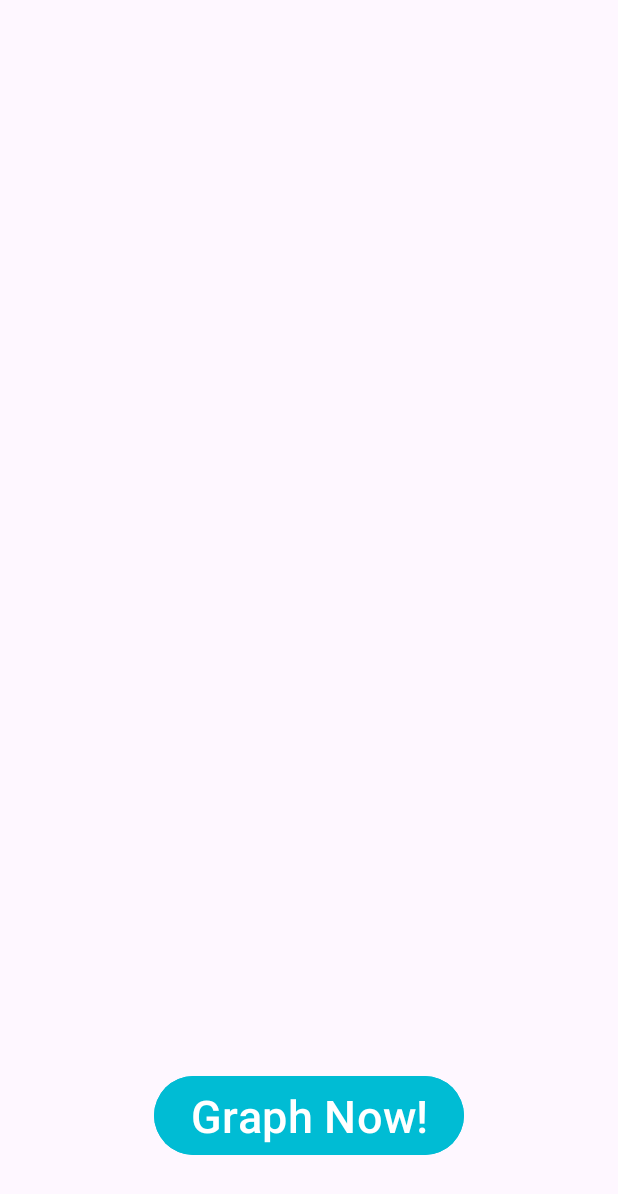
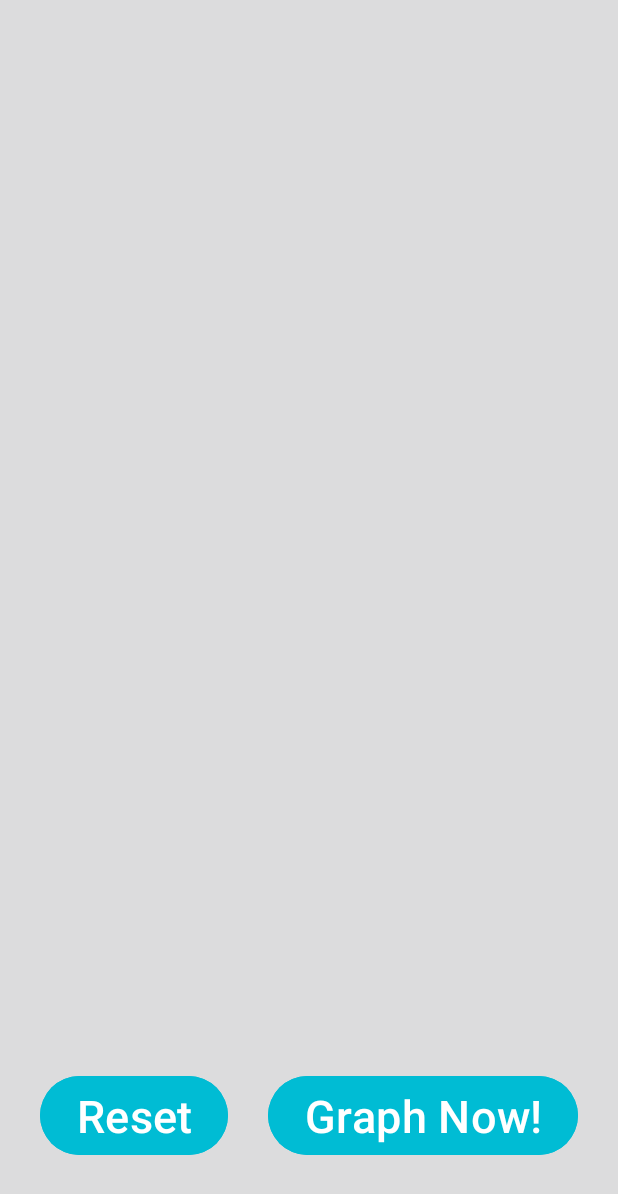
Before and after one commit to VincentNgo12/Android_Processing_Test, an Android app: the screen it shows after launch (MainActivity), on a phone screen of 412 x 824 dp. Shown: the top 1194 px of the screen. Run offline under Robolectric (Android 15) with nearby library versions, the phone set to English and light mode, and no system bars; libraries missing offline, so code that uses them is left out: processing.android, processing.core; 2 statements that could not run were skipped.

```diff
--- a/app/src/main/java/com/example/testprocessing/MainActivity.java
+++ b/app/src/main/java/com/example/testprocessing/MainActivity.java
@@ -2,6 +2,7 @@ package com.example.testprocessing;
 
 import androidx.appcompat.app.AppCompatActivity;
 
+import android.annotation.SuppressLint;
 import android.content.Intent;
 import android.os.Bundle;
 import android.view.View;
@@ -19,7 +20,9 @@ import processing.core.PVector;
 public class MainActivity extends AppCompatActivity {
     private PApplet sketch;
     Button btnGraphNow;
+    Button btnReset;
 
+    @SuppressLint("MissingInflatedId")
     @Override
     protected void onCreate(Bundle savedInstanceState) {
         super.onCreate(savedInstanceState);
@@ -32,12 +35,21 @@ public class MainActivity extends AppCompatActivity {
 
 
         btnGraphNow = findViewById(R.id.btnGraphNow);
+        btnReset = findViewById(R.id.btnReset);
+
+        btnReset.setOnClickListener(new View.OnClickListener() {
+            @Override
+            public void onClick(View view) {
+                sketch.onReset();
+            }
+        });
+
         btnGraphNow.setOnClickListener(new View.OnClickListener() {
             @Override
             public void onClick(View view) {
                 Intent intent = new Intent(MainActivity.this, DesmosWebView.class);
                 Bundle extra = new Bundle();
-                ArrayList<PVector> drawing = sketch.getDrawing();
+                ArrayList<ArrayList<PVector>> drawing = sketch.getDrawing();
                 extra.putSerializable("drawing", drawing);
                 intent.putExtra("extra", extra);
                 startActivity(intent);
--- a/app/src/main/res/layout/activity_main.xml
+++ b/app/src/main/res/layout/activity_main.xml
@@ -2,30 +2,48 @@
 <androidx.constraintlayout.widget.ConstraintLayout xmlns:android="http://schemas.android.com/apk/res/android"
     xmlns:app="http://schemas.android.com/apk/res-auto"
     xmlns:tools="http://schemas.android.com/tools"
+    android:background="@color/grey"
     android:layout_width="match_parent"
     android:layout_height="match_parent"
     tools:context=".MainActivity">
 
-    <FrameLayout android:id="@+id/container"
+    <FrameLayout
+        android:id="@+id/container"
         android:layout_width="match_parent"
-        android:layout_height="match_parent" >
+        android:layout_height="wrap_content"
+        app:layout_constraintBottom_toTopOf="@+id/btnGraphNow"
+        app:layout_constraintTop_toTopOf="parent">
 
 
     </FrameLayout>
 
     <Button
+        android:id="@+id/btnReset"
+        android:layout_width="wrap_content"
+        android:layout_height="wrap_content"
+        android:layout_gravity="bottom|center_horizontal"
+        android:layout_marginBottom="50dp"
+        android:backgroundTint="#00BCD4"
+        android:text="@string/reset"
+        android:textSize="30sp"
+        app:layout_constraintBottom_toBottomOf="parent"
+        app:layout_constraintEnd_toStartOf="@+id/btnGraphNow"
+        app:layout_constraintHorizontal_bias="0.5"
+        app:layout_constraintStart_toStartOf="parent" />
+
+    <Button
         android:id="@+id/btnGraphNow"
         android:layout_width="wrap_content"
         android:layout_height="wrap_content"
+        android:layout_gravity="bottom|center_horizontal"
         android:layout_marginBottom="50dp"
         android:backgroundTint="#00BCD4"
-        android:textSize="30dp"
-        android:text="Graph Now!"
-        android:layout_gravity="bottom|center_horizontal"
-        app:layout_constraintBottom_toBottomOf="@+id/container"
+        android:text="@string/graph_now"
+        android:textSize="30sp"
+        app:layout_constraintBottom_toBottomOf="parent"
         app:layout_constraintEnd_toEndOf="parent"
-        app:layout_constraintStart_toStartOf="parent" />
-
+        app:layout_constraintHorizontal_bias="0.5"
+        app:layout_constraintStart_toEndOf="@+id/btnReset" />
 
 
 </androidx.constraintlayout.widget.ConstraintLayout>
--- a/app/src/main/res/values/colors.xml
+++ b/app/src/main/res/values/colors.xml
@@ -2,4 +2,5 @@
 <resources>
     <color name="black">#FF000000</color>
     <color name="white">#FFFFFFFF</color>
+    <color name="grey">#dcdcdd</color>
 </resources>
--- a/app/src/main/res/values/strings.xml
+++ b/app/src/main/res/values/strings.xml
@@ -1,3 +1,5 @@
 <resources>
     <string name="app_name">TestProcessing</string>
+    <string name="reset">Reset</string>
+    <string name="graph_now">Graph Now!</string>
 </resources>
```
Also changed, not shown: app/src/main/java/com/example/testprocessing/DesmosWebView.java (+8 -3 lines), app/src/main/java/com/example/testprocessing/Sketch.java (+32 -12 lines), app/src/main/java/com/example/testprocessing/WebAppInterface.java (+8 -5 lines), 1 other file.
